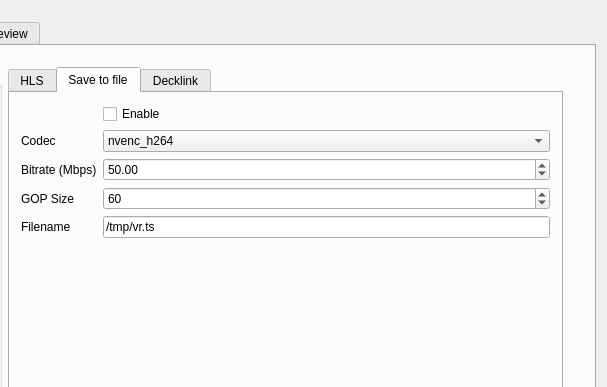
Above: apps/livestitching/mainwindow.ui from blahgeek/OpenCV-octVR before the change; both pictures show x 214 to 821 and y 0 to 387 of the 821 by 616 pixel window. Below: the same form after it.
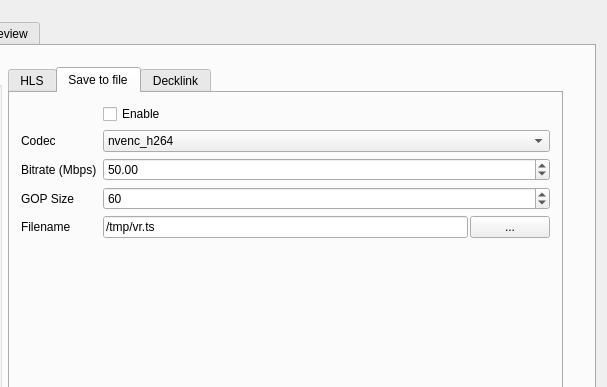
That is the form after the change. The open tabs and pages were chosen to show the change.

Commit message: ui: select file path

Patch:
```diff
--- a/apps/livestitching/mainwindow.ui
+++ b/apps/livestitching/mainwindow.ui
@@ -375,13 +375,6 @@
                 </property>
                </widget>
               </item>
-              <item row="4" column="1">
-               <widget class="QLineEdit" name="file_path">
-                <property name="text">
-                 <string>/tmp/vr.ts</string>
-                </property>
-               </widget>
-              </item>
               <item row="1" column="0">
                <widget class="QLabel" name="label_9">
                 <property name="text">
@@ -451,6 +444,42 @@
                 </property>
                </widget>
               </item>
+              <item row="4" column="1">
+               <layout class="QHBoxLayout" name="horizontalLayout_3">
+                <property name="spacing">
+                 <number>2</number>
+                </property>
+                <property name="leftMargin">
+                 <number>0</number>
+                </property>
+                <property name="topMargin">
+                 <number>0</number>
+                </property>
+                <property name="rightMargin">
+                 <number>0</number>
+                </property>
+                <property name="bottomMargin">
+                 <number>0</number>
+                </property>
+                <item>
+                 <widget class="QLineEdit" name="file_path">
+                  <property name="text">
+                   <string>/tmp/vr.ts</string>
+                  </property>
+                  <property name="readOnly">
+                   <bool>true</bool>
+                  </property>
+                 </widget>
+                </item>
+                <item>
+                 <widget class="QPushButton" name="file_path_select">
+                  <property name="text">
+                   <string>...</string>
+                  </property>
+                 </widget>
+                </item>
+               </layout>
+              </item>
              </layout>
             </widget>
             <widget class="QWidget" name="tab_5">
```
Left out of the diff: 37 changed lines with no effect on the pictures. The commit also changes 2 other files.
